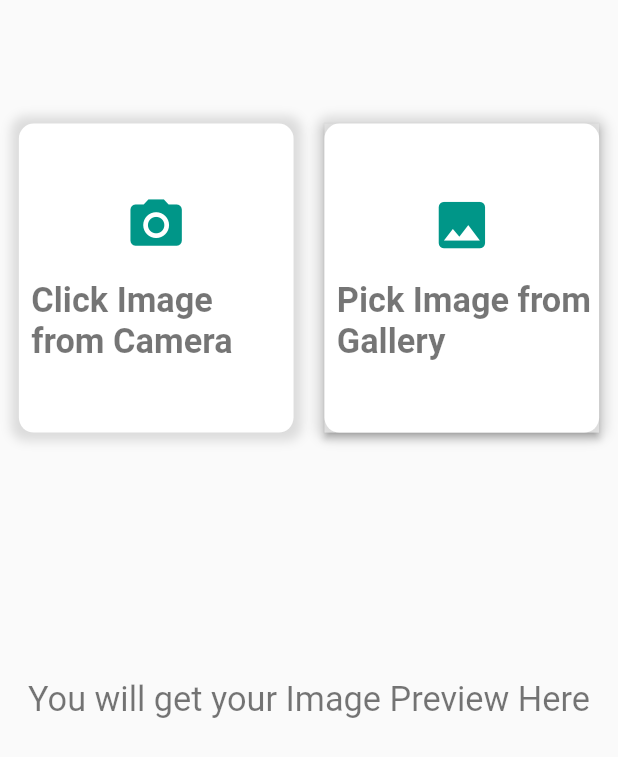
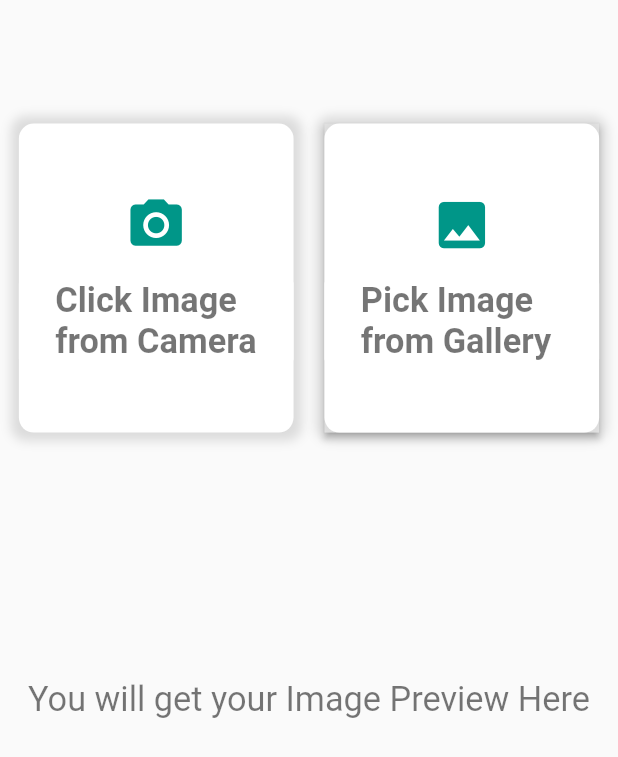
Before and after one commit to pratikjain04/PlantEase, a Flutter app: the ImageUpload screen opened by its route, on a phone screen of 412 x 824 dp. Shown: the top 757 px of the screen. Run offline on Flutter 3.47's test engine with Material 2 defaults, Android fonts, the phone set to English and light mode, and no system bars; our stand-ins replace image_picker, share.

Commit message:
image picker

```diff
--- a/lib/ui/screens/upload.dart
+++ b/lib/ui/screens/upload.dart
@@ -1,4 +1,6 @@
 import 'package:flutter/material.dart';
+import 'package:image_picker/image_picker.dart';
+import 'dart:io';
 
 class ImageUpload extends StatefulWidget {
   @override
@@ -7,7 +9,32 @@ class ImageUpload extends StatefulWidget {
 
 class _ImageUploadState extends State<ImageUpload> {
 
-  //todo: ImagePicker Code to be added
+  Future<File> imageFile;
+
+
+  pickImageFromGallery(ImageSource source) {
+    setState(() {
+      imageFile = ImagePicker.pickImage(source: source);
+    });
+  }
+
+  /*Widget showImage() {
+    return FutureBuilder<File>(
+      future: imageFile,
+      builder: (BuildContext context, AsyncSnapshot<File> snapshot) {
+        if (snapshot.connectionState == ConnectionState.done &&
+            snapshot.data != null) {
+          return Image.file(
+            snapshot.data,
+            height:10.0,
+            width: 10.0,
+
+          );
+        }
+      },
+    );
+  }*/
+
 
   double uniHeight;
   double uniWidth;
@@ -36,14 +63,27 @@ class _ImageUploadState extends State<ImageUpload> {
                        boxShadow: [BoxShadow(color: Colors.black12, blurRadius: 5.0, spreadRadius: 5.0), ],
                      ),
                      child: Column(
+
+
                        mainAxisAlignment: MainAxisAlignment.center,
                        crossAxisAlignment: CrossAxisAlignment.center,
                        children: <Widget>[
-                         Icon(Icons.camera_alt, color: Colors.teal, size: uniWidth/10,),
+
+
+                         Icon(Icons.camera_alt, color: Colors.teal, size: uniWidth/10, ),
                          Padding(padding: EdgeInsets.only(top: uniHeight/50)),
-                         Padding(
-                             padding: EdgeInsets.only(left: uniWidth/50),
-                             child: Text('Click Image from Camera', style: TextStyle(color: Colors.black54, fontWeight: FontWeight.bold, fontSize: uniWidth/18),))
+                         FlatButton(
+                             color: Colors.white,
+                             onPressed: (){pickImageFromGallery(ImageSource.camera);},
+                             child: Padding(
+                                 padding: EdgeInsets.only(left: uniWidth/50),
+                                 child: Text('Click Image from Camera',
+                                   style: TextStyle(color: Colors.black54,
+                                       fontWeight: FontWeight.bold,
+                                       fontSize: uniWidth/18),
+                                 )
+                             )
+                         )
                        ],
                      ),
                  ),
@@ -64,9 +104,17 @@ class _ImageUploadState extends State<ImageUpload> {
                         children: <Widget>[
                           Icon(Icons.image, color: Colors.teal, size: uniWidth/10,),
                           Padding(padding: EdgeInsets.only(top: uniHeight/50)),
-                          Padding(
+                          FlatButton(
+                              color: Colors.white,
+                              onPressed: (){pickImageFromGallery(ImageSource.gallery);},
+                        child:  Padding(
                               padding: EdgeInsets.only(left: uniWidth/50),
-                              child: Text('Pick Image from Gallery', style: TextStyle(color: Colors.black54, fontWeight: FontWeight.bold, fontSize: uniWidth/18),))
+                              child: Text('Pick Image from Gallery',
+                                style: TextStyle(color: Colors.black54,
+                                    fontWeight: FontWeight.bold,
+                                    fontSize: uniWidth/18),)
+                          )
+                  )
                         ],
                       ),
                     ),
@@ -74,7 +122,17 @@ class _ImageUploadState extends State<ImageUpload> {
                 ],
               ),
               Padding(padding: EdgeInsets.only(top: uniHeight/5)),
-              Center(child: Text('You will get your Image Preview Here', style: TextStyle(color: Colors.black54, fontSize: uniWidth/18),),)
+              Column(
+
+                children:<Widget>[
+                  Text('You will get your Image Preview Here',
+                  style: TextStyle(color: Colors.black54,
+                      fontSize: uniWidth/18),),
+            //showImage()
+
+
+             ] ),
+
             ],
           ),
         ),
--- a/pubspec.yaml
+++ b/pubspec.yaml
@@ -24,6 +24,7 @@ dependencies:
   # Use with the CupertinoIcons class for iOS style icons.
   cupertino_icons: ^0.1.2
   share:
+  image_picker: ^0.4.10
 
 dev_dependencies:
   flutter_test:
```
Also changed, not shown: pubspec.lock.
